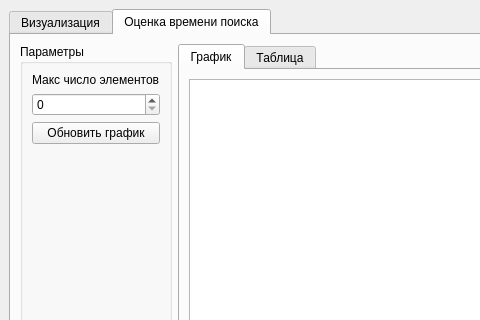
First picture: the form in ui/ui/MainForm.ui, repository AquaUseful/struct_algs_coursework, before the edit; both pictures show x 0 to 480 and y 0 to 320 of the 800 by 513 pixel window.
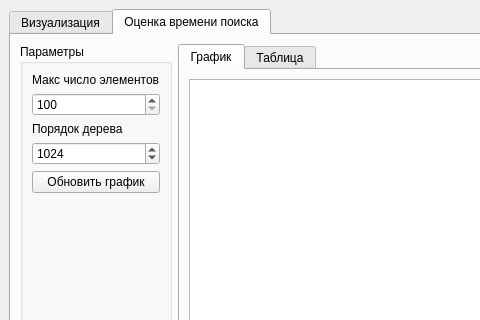
Second picture: the form after the edit. The open tabs and pages were chosen to show the change. Custom widgets are drawn as their Qt base class.

Commit message: feat: add charts

```diff
--- a/ui/ui/MainForm.ui
+++ b/ui/ui/MainForm.ui
@@ -351,7 +351,7 @@
           <property name="title">
            <string>Параметры</string>
           </property>
-          <layout class="QVBoxLayout" name="verticalLayout_3">
+          <layout class="QVBoxLayout" name="verticalLayout_9">
            <item>
             <layout class="QVBoxLayout" name="verticalLayout_2">
              <item>
@@ -368,12 +368,61 @@
               </widget>
              </item>
              <item>
-              <widget class="QSpinBox" name="spinBox_6"/>
+              <widget class="QSpinBox" name="maxElements">
+               <property name="minimum">
+                <number>100</number>
+               </property>
+               <property name="maximum">
+                <number>10000000</number>
+               </property>
+               <property name="singleStep">
+                <number>100</number>
+               </property>
+               <property name="value">
+                <number>100</number>
+               </property>
+              </widget>
              </item>
             </layout>
            </item>
            <item>
-            <widget class="QPushButton" name="pushButton_5">
+            <layout class="QVBoxLayout" name="verticalLayout_3">
+             <item>
+              <widget class="QLabel" name="label_3">
+               <property name="sizePolicy">
+                <sizepolicy hsizetype="Preferred" vsizetype="Maximum">
+                 <horstretch>0</horstretch>
+                 <verstretch>0</verstretch>
+                </sizepolicy>
+               </property>
+               <property name="text">
+                <string>Порядок дерева</string>
+               </property>
+              </widget>
+             </item>
+             <item>
+              <widget class="QSpinBox" name="treeOrder">
+               <property name="minimum">
+                <number>3</number>
+               </property>
+               <property name="maximum">
+                <number>10000</number>
+               </property>
+               <property name="singleStep">
+                <number>10</number>
+               </property>
+               <property name="stepType">
+                <enum>QAbstractSpinBox::AdaptiveDecimalStepType</enum>
+               </property>
+               <property name="value">
+                <number>1024</number>
+               </property>
+              </widget>
+             </item>
+            </layout>
+           </item>
+           <item>
+            <widget class="QPushButton" name="updateChart">
              <property name="text">
               <string>Обновить график</string>
              </property>
```
Left out of the diff: 6 changed lines with no effect on the pictures. The commit also changes 10 other files.
